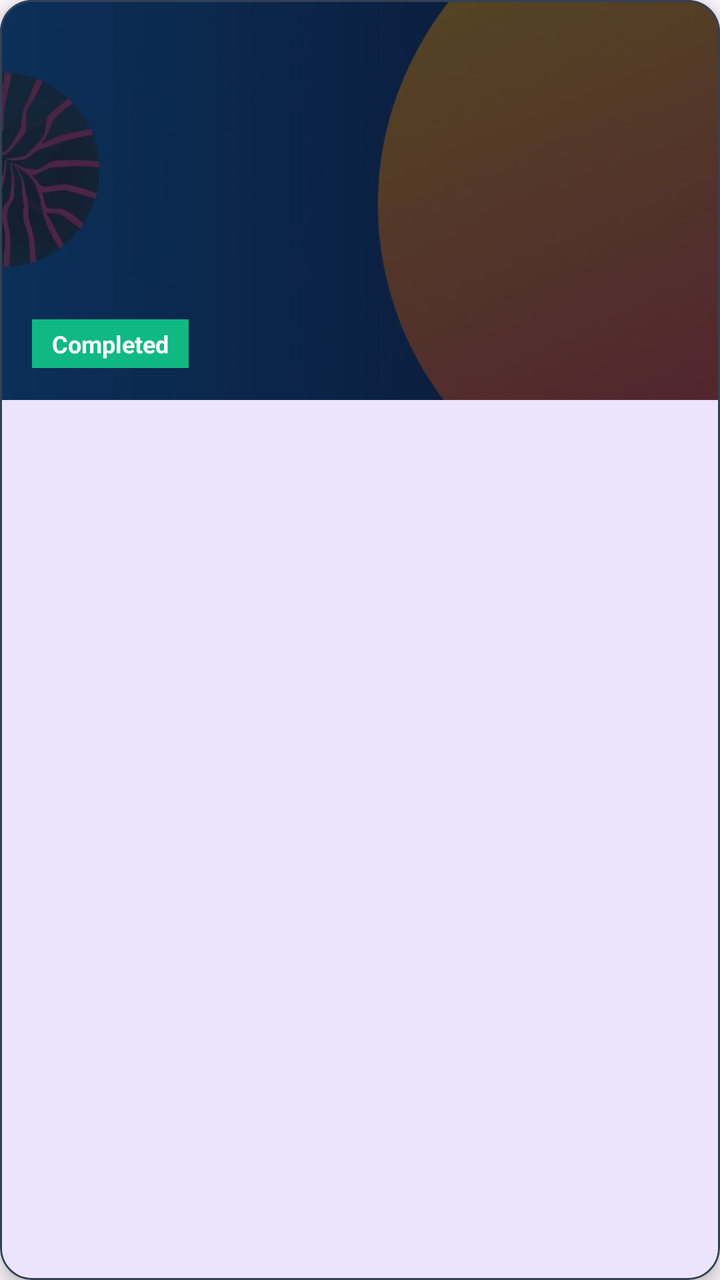
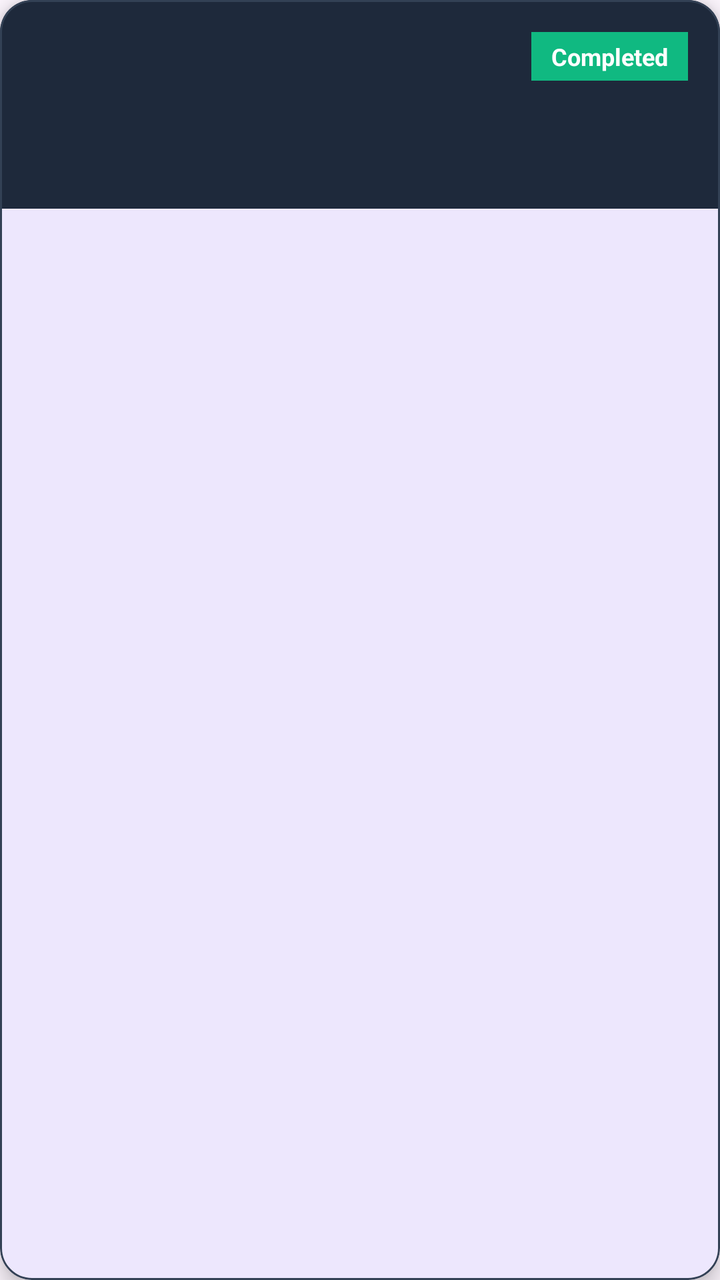

The first picture is an Android layout as it rendered before a commit; the second is the same layout after the commit. The layout source and the unified diff follow.
<!-- AndroidManifest.xml: application theme Theme.EventManagementSystem -->
<!-- res/layout/item_history.xml -->
<?xml version="1.0" encoding="utf-8"?>
<com.google.android.material.card.MaterialCardView
    xmlns:android="http://schemas.android.com/apk/res/android"
    xmlns:app="http://schemas.android.com/apk/res-auto"
    android:layout_width="match_parent"
    android:layout_height="wrap_content"
    android:layout_marginStart="16dp"
    android:layout_marginEnd="16dp"
    android:layout_marginTop="8dp"
    android:layout_marginBottom="8dp"
    app:cardCornerRadius="16dp"
    app:cardElevation="6dp"
    app:strokeWidth="1dp"
    app:strokeColor="#334155">

    <FrameLayout
        android:layout_width="match_parent"
        android:layout_height="200dp">

        <ImageView
            android:layout_width="match_parent"
            android:layout_height="match_parent"
            android:src="@drawable/event_activity"
            android:scaleType="centerCrop"/>

        <View
            android:layout_width="match_parent"
            android:layout_height="match_parent"
            android:background="#B30F172A"/>

        <LinearLayout
            android:layout_width="match_parent"
            android:layout_height="match_parent"
            android:orientation="vertical"
            android:padding="16dp"
            android:gravity="bottom">

            <TextView
                android:id="@+id/tvTitle"
                android:layout_width="wrap_content"
                android:layout_height="wrap_content"
                android:textSize="20sp"
                android:textStyle="bold"
                android:textColor="#FFFFFF"/>

            <TextView
                android:id="@+id/tvDate"
                android:layout_width="wrap_content"
                android:layout_height="wrap_content"
                android:textColor="#CBD5E1"
                android:textSize="14sp"
                android:layout_marginTop="4dp"/>

            <TextView
                android:id="@+id/tvLocation"
                android:layout_width="wrap_content"
                android:layout_height="wrap_content"
                android:textColor="#CBD5E1"
                android:textSize="14sp"
                android:layout_marginTop="2dp"/>

            <TextView
                android:layout_width="wrap_content"
                android:layout_height="wrap_content"
                android:text="Completed"
                android:textStyle="bold"
                android:textColor="#FFFFFF"
                android:textSize="12sp"
                android:background="#10B981"
                android:paddingStart="10dp"
                android:paddingEnd="10dp"
                android:paddingTop="4dp"
                android:paddingBottom="4dp"
                android:layout_marginTop="8dp"/>

        </LinearLayout>

    </FrameLayout>

</com.google.android.material.card.MaterialCardView>
<!-- resources referenced by this layout -->
<resources>
  <!-- drawable event_activity: jpg bitmap (drawable, 97123 bytes) -->
  <style name="Theme.EventManagementSystem" parent="Base.Theme.EventManagementSystem" />
  <style name="Base.Theme.EventManagementSystem" parent="Theme.Material3.DayNight.NoActionBar">
          <item name="colorPrimary">@color/primary</item>
          <item name="colorPrimaryVariant">@color/primary_dark</item>
          <item name="colorSecondary">@color/accent_orange</item>
          <item name="android:statusBarColor">@color/primary_dark</item>
      </style>
  <color name="primary">#4F46E5</color>
  <color name="primary_dark">#3730A3</color>
  <color name="accent_orange">#F97316</color>
</resources>

<!-- the commit's change to res/layout/item_history.xml (unified diff, before → after) -->
@@ -13,51 +13,27 @@
     app:strokeWidth="1dp"
     app:strokeColor="#334155">
 
-    <FrameLayout
+    <LinearLayout
         android:layout_width="match_parent"
-        android:layout_height="200dp">
-
-        <ImageView
-            android:layout_width="match_parent"
-            android:layout_height="match_parent"
-            android:src="@drawable/event_activity"
-            android:scaleType="centerCrop"/>
-
-        <View
-            android:layout_width="match_parent"
-            android:layout_height="match_parent"
-            android:background="#B30F172A"/>
+        android:layout_height="wrap_content"
+        android:orientation="vertical"
+        android:background="#1E293B"
+        android:padding="16dp">
 
         <LinearLayout
             android:layout_width="match_parent"
-            android:layout_height="match_parent"
-            android:orientation="vertical"
-            android:padding="16dp"
-            android:gravity="bottom">
+            android:layout_height="wrap_content"
+            android:orientation="horizontal"
+            android:gravity="center_vertical">
 
             <TextView
                 android:id="@+id/tvTitle"
-                android:layout_width="wrap_content"
+                android:layout_width="0dp"
                 android:layout_height="wrap_content"
-                android:textSize="20sp"
+                android:layout_weight="1"
+                android:textSize="18sp"
                 android:textStyle="bold"
                 android:textColor="#FFFFFF"/>
-
-            <TextView
-                android:id="@+id/tvDate"
-                android:layout_width="wrap_content"
-                android:layout_height="wrap_content"
-                android:textColor="#CBD5E1"
-                android:textSize="14sp"
-                android:layout_marginTop="4dp"/>
-
-            <TextView
-                android:id="@+id/tvLocation"
-                android:layout_width="wrap_content"
-                android:layout_height="wrap_content"
-                android:textColor="#CBD5E1"
-                android:textSize="14sp"
-                android:layout_marginTop="2dp"/>
 
             <TextView
                 android:layout_width="wrap_content"
@@ -70,11 +46,25 @@
                 android:paddingStart="10dp"
                 android:paddingEnd="10dp"
                 android:paddingTop="4dp"
-                android:paddingBottom="4dp"
-                android:layout_marginTop="8dp"/>
-
+                android:paddingBottom="4dp"/>
         </LinearLayout>
 
-    </FrameLayout>
+        <TextView
+            android:id="@+id/tvDate"
+            android:layout_width="wrap_content"
+            android:layout_height="wrap_content"
+            android:textColor="#94A3B8"
+            android:textSize="14sp"
+            android:layout_marginTop="8dp"/>
+
+        <TextView
+            android:id="@+id/tvLocation"
+            android:layout_width="wrap_content"
+            android:layout_height="wrap_content"
+            android:textColor="#94A3B8"
+            android:textSize="14sp"
+            android:layout_marginTop="2dp"/>
+
+    </LinearLayout>
 
 </com.google.android.material.card.MaterialCardView>
<!-- resource entries referenced after the edit -->
@@ -1,6 +1,5 @@
 <!-- resources referenced by this layout -->
 <resources>
-  <!-- drawable event_activity: jpg bitmap (drawable, 97123 bytes) -->
   <style name="Theme.EventManagementSystem" parent="Base.Theme.EventManagementSystem" />
   <style name="Base.Theme.EventManagementSystem" parent="Theme.Material3.DayNight.NoActionBar">
           <item name="colorPrimary">@color/primary</item>
@@ -8,8 +7,8 @@
           <item name="colorSecondary">@color/accent_orange</item>
           <item name="android:statusBarColor">@color/primary_dark</item>
       </style>
-  <color name="primary">#4F46E5</color>
-  <color name="primary_dark">#3730A3</color>
+  <color name="primary">#6366F1</color>
+  <color name="primary_dark">#4338CA</color>
   <color name="accent_orange">#F97316</color>
 </resources>
 
